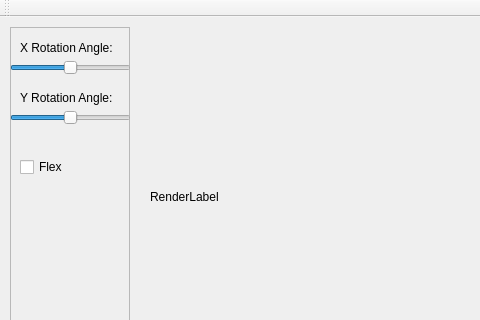
Old version of the form QtMain/RenderrerMainWindow.ui in the repository damibran/simple_qt_renderrer; both pictures show x 0 to 480 and y 0 to 320 of the 936 by 618 pixel window.
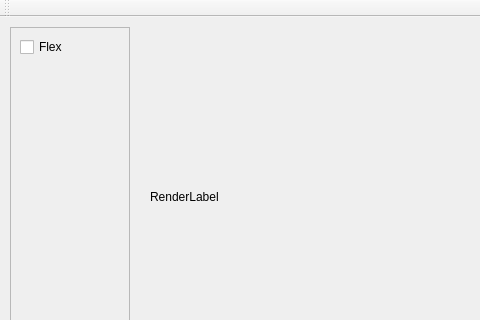
New version of the form. Custom widgets are drawn as their Qt base class.

What changed in the file:
```diff
--- a/QtMain/RenderrerMainWindow.ui
+++ b/QtMain/RenderrerMainWindow.ui
@@ -48,75 +48,11 @@
     <property name="frameShadow">
      <enum>QFrame::Sunken</enum>
     </property>
-    <widget class="QLabel" name="XRotLabel">
-     <property name="geometry">
-      <rect>
-       <x>10</x>
-       <y>10</y>
-       <width>101</width>
-       <height>21</height>
-      </rect>
-     </property>
-     <property name="text">
-      <string>X Rotation Angle:</string>
-     </property>
-    </widget>
-    <widget class="QSlider" name="XRotSlider">
-     <property name="geometry">
-      <rect>
-       <x>0</x>
-       <y>30</y>
-       <width>121</width>
-       <height>22</height>
-      </rect>
-     </property>
-     <property name="minimum">
-      <number>-180</number>
-     </property>
-     <property name="maximum">
-      <number>180</number>
-     </property>
-     <property name="orientation">
-      <enum>Qt::Horizontal</enum>
-     </property>
-    </widget>
-    <widget class="QSlider" name="YRotSlider">
-     <property name="geometry">
-      <rect>
-       <x>0</x>
-       <y>80</y>
-       <width>121</width>
-       <height>22</height>
-      </rect>
-     </property>
-     <property name="minimum">
-      <number>-180</number>
-     </property>
-     <property name="maximum">
-      <number>180</number>
-     </property>
-     <property name="orientation">
-      <enum>Qt::Horizontal</enum>
-     </property>
-    </widget>
-    <widget class="QLabel" name="YRotLabel">
-     <property name="geometry">
-      <rect>
-       <x>10</x>
-       <y>60</y>
-       <width>101</width>
-       <height>21</height>
-      </rect>
-     </property>
-     <property name="text">
-      <string>Y Rotation Angle:</string>
-     </property>
-    </widget>
     <widget class="QCheckBox" name="checkBox">
      <property name="geometry">
       <rect>
        <x>10</x>
-       <y>130</y>
+       <y>10</y>
        <width>76</width>
        <height>20</height>
       </rect>
```
